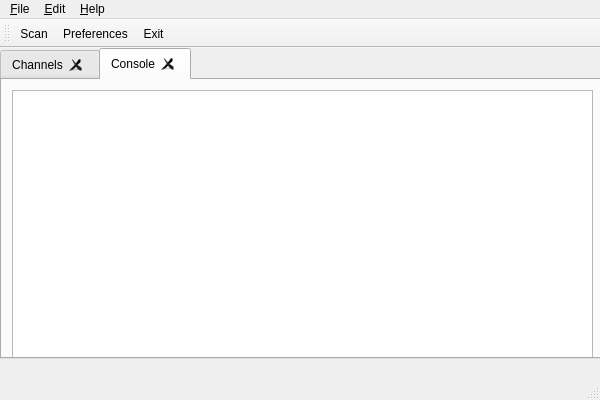
Above: gui/mainwindow.ui from esden/flosslogic before the change. Below: the same form after it.
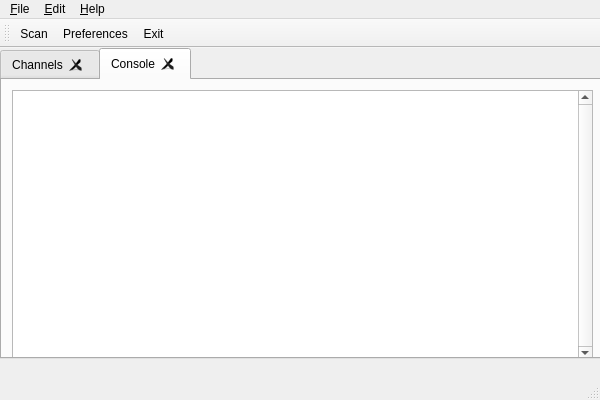
That is the form after the change. The open tabs and pages were chosen to show the change. Icons and pictures are not drawn.

```diff
--- a/gui/mainwindow.ui
+++ b/gui/mainwindow.ui
@@ -61,6 +61,15 @@
         <height>271</height>
        </rect>
       </property>
+      <property name="verticalScrollBarPolicy">
+       <enum>Qt::ScrollBarAlwaysOn</enum>
+      </property>
+      <property name="undoRedoEnabled">
+       <bool>false</bool>
+      </property>
+      <property name="readOnly">
+       <bool>true</bool>
+      </property>
      </widget>
     </widget>
    </widget>
```
